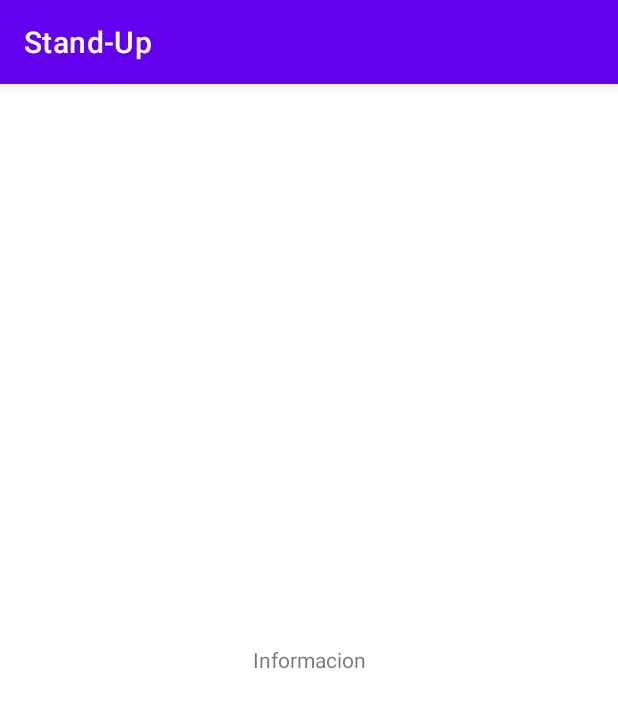
After one commit to klawx3/stand-up-app, an Android app: the fragment infoFragment shown on its own in the app's theme, on a phone screen of 412 x 824 dp. The commit adds this screen. Shown: the top 708 px of the screen. Run offline under Robolectric (Android 15) with nearby library versions, the phone set to English and light mode, and no system bars.

```diff
--- a/proyectos/ProyectoAndroid/StandUpOPT2/app/build.gradle
+++ b/proyectos/ProyectoAndroid/StandUpOPT2/app/build.gradle
@@ -39,6 +39,7 @@ dependencies {
     implementation 'com.google.android.material:material:1.2.0-alpha05'
     implementation 'com.github.bumptech.glide:glide:4.11.0'
     implementation 'com.firebaseui:firebase-ui-auth:6.2.0'
+    implementation 'androidx.legacy:legacy-support-v4:1.0.0'
     annotationProcessor 'com.github.bumptech.glide:compiler:4.11.0'
     testImplementation 'junit:junit:4.+'
     androidTestImplementation 'androidx.test.ext:junit:1.1.2'
--- /dev/null
+++ b/proyectos/ProyectoAndroid/StandUpOPT2/app/src/main/java/com/example/stand_up/fragments/infoFragment.java
@@ -0,0 +1,26 @@
+package com.example.stand_up.fragments;
+
+import android.os.Bundle;
+
+import androidx.fragment.app.Fragment;
+
+import android.view.LayoutInflater;
+import android.view.View;
+import android.view.ViewGroup;
+
+import com.example.stand_up.R;
+
+public class infoFragment extends Fragment {
+
+    public infoFragment() {
+        // Required empty public constructor
+    }
+
+
+    @Override
+    public View onCreateView(LayoutInflater inflater, ViewGroup container,
+                             Bundle savedInstanceState) {
+        // Inflate the layout for this fragment
+        return inflater.inflate(R.layout.fragment_info, container, false);
+    }
+}
--- /dev/null
+++ b/proyectos/ProyectoAndroid/StandUpOPT2/app/src/main/res/layout/fragment_info.xml
@@ -0,0 +1,15 @@
+<?xml version="1.0" encoding="utf-8"?>
+<FrameLayout xmlns:android="http://schemas.android.com/apk/res/android"
+    xmlns:tools="http://schemas.android.com/tools"
+    android:layout_width="match_parent"
+    android:layout_height="match_parent"
+    tools:context=".fragments.infoFragment">
+
+    <!-- TODO: Update blank fragment layout -->
+    <TextView
+        android:gravity="center"
+        android:layout_width="match_parent"
+        android:layout_height="match_parent"
+        android:text="Informacion" />
+
+</FrameLayout>
--- a/proyectos/ProyectoAndroid/StandUpOPT2/app/src/main/res/values/colors.xml
+++ b/proyectos/ProyectoAndroid/StandUpOPT2/app/src/main/res/values/colors.xml
@@ -7,4 +7,5 @@
     <color name="teal_700">#FF018786</color>
     <color name="black">#FF000000</color>
     <color name="white">#FFFFFFFF</color>
+    <color name="colordivisor">#ECECEC</color>
 </resources>
--- a/proyectos/ProyectoAndroid/StandUpOPT2/app/src/main/res/values/strings.xml
+++ b/proyectos/ProyectoAndroid/StandUpOPT2/app/src/main/res/values/strings.xml
@@ -1,3 +1,5 @@
 <resources>
     <string name="app_name">Stand-Up</string>
+    <!-- TODO: Remove or change this placeholder text -->
+    <string name="hello_blank_fragment">Hello blank fragment</string>
 </resources>
```
Also changed, not shown: proyectos/ProyectoAndroid/StandUpOPT2/app/src/main/java/com/example/stand_up/adapters/PagAdapter.java (added, +34 -0 lines), proyectos/ProyectoAndroid/StandUpOPT2/app/src/main/java/com/example/stand_up/fragments/InicioFragment.java (added, +28 -0 lines), proyectos/ProyectoAndroid/StandUpOPT2/app/src/main/java/com/example/stand_up/homeActivity.java (+32 -6 lines), proyectos/ProyectoAndroid/StandUpOPT2/app/src/main/res/drawable/ic_cronometro.xml (added, +13 -0 lines), proyectos/ProyectoAndroid/StandUpOPT2/app/src/main/res/drawable/ic_informacion.xml (added, +10 -0 lines), proyectos/ProyectoAndroid/StandUpOPT2/app/src/main/res/layout/activity_home.xml (+19 -15 lines), proyectos/ProyectoAndroid/StandUpOPT2/app/src/main/res/layout/fragment_inicio.xml (added, +15 -0 lines).
